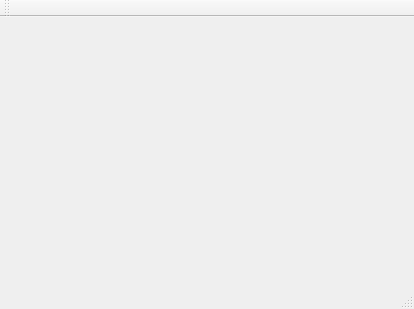
hizonglol/wds-2016, file AplikacjaPogodowa/mainwindow.ui: the form before one commit.
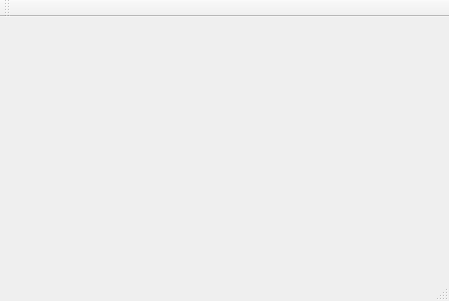
The form after the commit.

Diff of the .ui file:
```diff
--- a/AplikacjaPogodowa/mainwindow.ui
+++ b/AplikacjaPogodowa/mainwindow.ui
@@ -6,14 +6,16 @@
    <rect>
     <x>0</x>
     <y>0</y>
-    <width>414</width>
-    <height>309</height>
+    <width>449</width>
+    <height>301</height>
    </rect>
   </property>
   <property name="windowTitle">
    <string>MainWindow</string>
   </property>
-  <widget class="QWidget" name="centralWidget"/>
+  <widget class="QWidget" name="centralWidget">
+   <layout class="QHBoxLayout" name="horizontalLayout"/>
+  </widget>
   <widget class="QMenuBar" name="menuBar">
    <property name="geometry">
     <rect>
```
Left out of the diff: 2 changed lines with no effect on the pictures.
